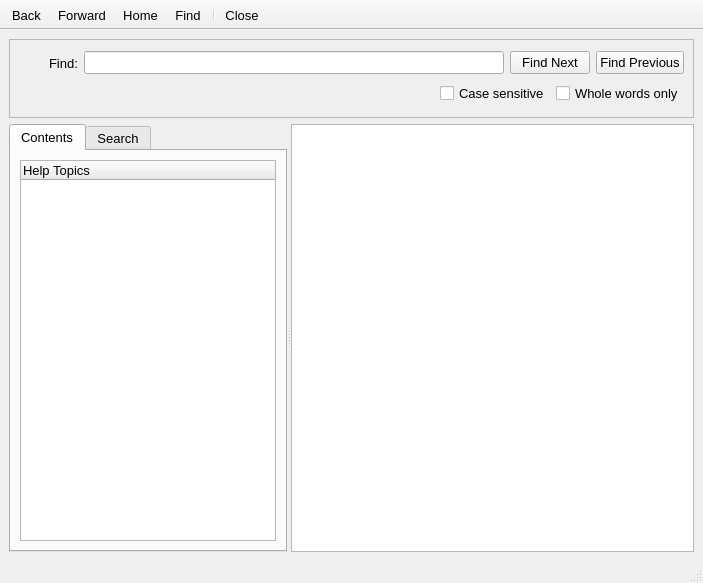
a-ilin/vidalia, file src/gui/help/browser/helpbrowser.ui: the form before one commit.
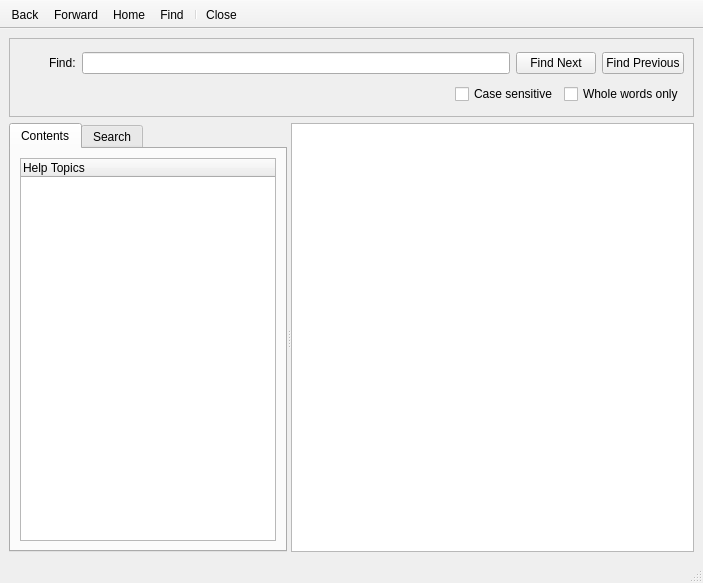
The form after the commit. Icons and pictures are not drawn. Custom widgets are drawn as their Qt base class.

Commit message:
Stop mandating a font size of 10 everywhere. This looks crummy and inconsistent on Mac.
svn:r2064

```diff
--- a/src/gui/help/browser/helpbrowser.ui
+++ b/src/gui/help/browser/helpbrowser.ui
@@ -26,11 +26,6 @@
     <height>0</height>
    </size>
   </property>
-  <property name="font" >
-   <font>
-    <pointsize>10</pointsize>
-   </font>
-  </property>
   <property name="contextMenuPolicy" >
    <enum>Qt::NoContextMenu</enum>
   </property>
@@ -150,11 +145,6 @@
          </item>
          <item>
           <widget class="QLabel" name="label" >
-           <property name="font" >
-            <font>
-             <pointsize>10</pointsize>
-            </font>
-           </property>
            <property name="contextMenuPolicy" >
             <enum>Qt::NoContextMenu</enum>
            </property>
@@ -496,11 +486,6 @@
    <property name="statusTip" >
     <string>Move to previous page (Backspace)</string>
    </property>
-   <property name="font" >
-    <font>
-     <pointsize>10</pointsize>
-    </font>
-   </property>
    <property name="shortcut" >
     <string>Backspace</string>
    </property>
@@ -515,11 +500,6 @@
    <property name="statusTip" >
     <string>Move to next page (Shift+Backspace)</string>
    </property>
-   <property name="font" >
-    <font>
-     <pointsize>10</pointsize>
-    </font>
-   </property>
    <property name="shortcut" >
     <string>Shift+Backspace</string>
    </property>
@@ -534,11 +514,6 @@
    <property name="statusTip" >
     <string>Move to the Home page (Ctrl+H)</string>
    </property>
-   <property name="font" >
-    <font>
-     <pointsize>10</pointsize>
-    </font>
-   </property>
    <property name="shortcut" >
     <string>Ctrl+H</string>
    </property>
@@ -562,11 +537,6 @@
    <property name="statusTip" >
     <string>Search for a word or phrase on current page (Ctrl+F)</string>
    </property>
-   <property name="font" >
-    <font>
-     <pointsize>10</pointsize>
-    </font>
-   </property>
    <property name="shortcut" >
     <string>Ctrl+F</string>
    </property>
@@ -581,11 +551,6 @@
    <property name="statusTip" >
     <string>Close Vidalia Help</string>
    </property>
-   <property name="font" >
-    <font>
-     <pointsize>10</pointsize>
-    </font>
-   </property>
    <property name="shortcut" >
     <string>Esc</string>
    </property>
```
The commit also changes 11 other files.
